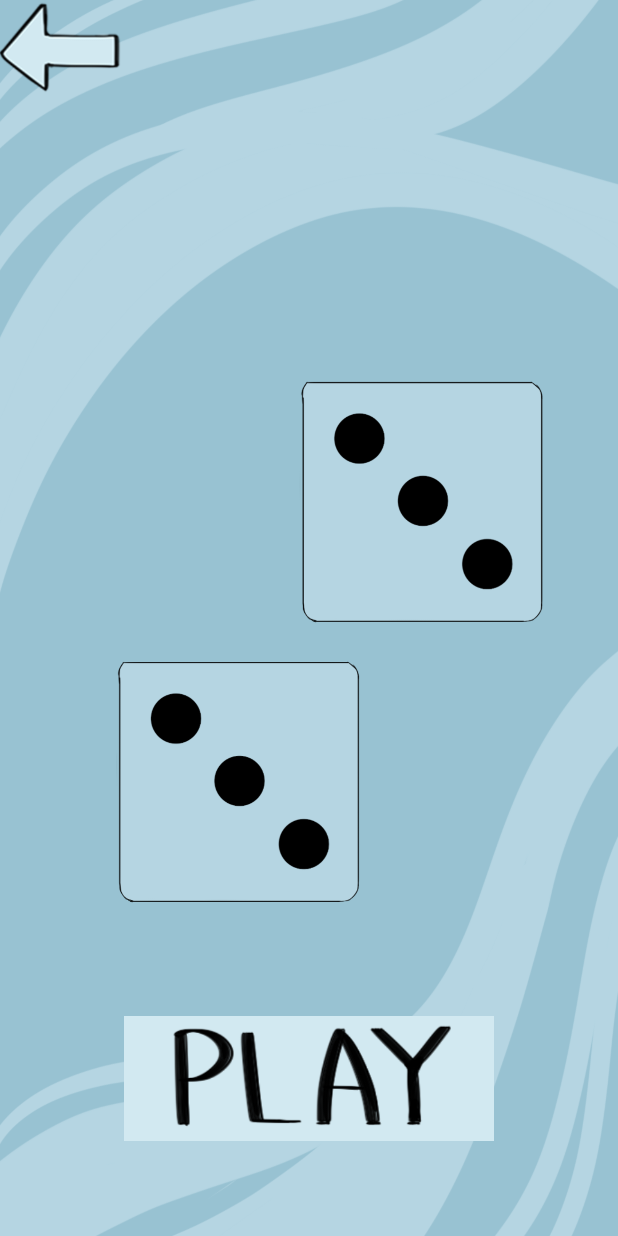
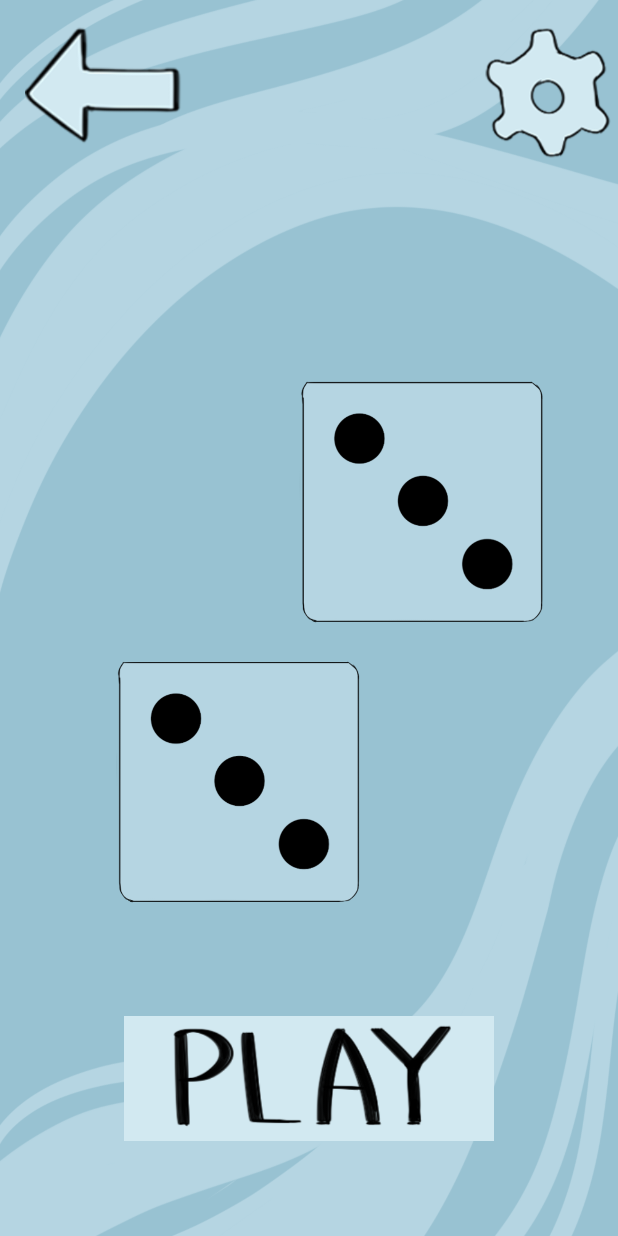
Before and after one commit to MDAsDEV/Kubiks, an Android app: the two_kubiks screen opened directly, with no data from a screen before it, on a phone screen of 412 x 824 dp. Run offline under Robolectric (Android 15) with nearby library versions, the phone set to English and light mode, and no system bars.

Commit message:
updating layout to make first screen comfortable to use from another screen

```diff
--- a/app/src/main/res/layout/activity_one_cubik.xml
+++ b/app/src/main/res/layout/activity_one_cubik.xml
@@ -20,7 +20,7 @@
         android:scaleX="0.85"
         android:scaleY="0.85"
         android:layout_marginTop="10dp"
-        android:layout_marginLeft="10dp"
+        android:layout_marginLeft="7dp"
         app:srcCompat="@drawable/backbutton" />
 
     <ImageButton
--- a/app/src/main/res/layout/activity_two_kubiks.xml
+++ b/app/src/main/res/layout/activity_two_kubiks.xml
@@ -8,22 +8,31 @@
     android:background="@drawable/backgroundsecw"
     tools:context=".two_kubiks"
     tools:ignore="ExtraText">
-
+    <ImageButton
+        android:layout_width="wrap_content"
+        android:layout_height="wrap_content"
+        android:scaleY="0.7"
+        android:scaleX="0.7"
+        android:layout_marginRight="-15dp"
+        android:adjustViewBounds="true"
+        android:layout_alignParentRight="true"
+        android:background="@null"
+        app:srcCompat="@drawable/settings"
+        ></ImageButton>
     <ImageButton
         android:id="@+id/bbutton"
-        android:layout_width="81dp"
-        android:layout_height="63dp"
+        android:layout_width="wrap_content"
+        android:layout_height="wrap_content"
         android:adjustViewBounds="true"
         android:background="@null"
-        android:contentDescription="@string/back_button_first"
+        android:contentDescription="@string/second_back_button"
         android:scaleType="fitCenter"
-        app:layout_constraintBottom_toBottomOf="parent"
-        app:layout_constraintEnd_toEndOf="parent"
-        app:layout_constraintHorizontal_bias="0.048"
-        app:layout_constraintStart_toStartOf="parent"
-        app:layout_constraintTop_toTopOf="parent"
-        app:layout_constraintVertical_bias="0.023"
+        android:scaleX="0.85"
+        android:scaleY="0.85"
+        android:layout_marginTop="10dp"
+        android:layout_marginLeft="7dp"
         app:srcCompat="@drawable/backbutton" />
+
 
     <ImageButton
         android:id="@+id/pbutton"
@@ -55,4 +64,5 @@
         tools:layout_editor_absoluteY="0dp"
         app:srcCompat="@drawable/diceuth" />
 
+
 </RelativeLayout>
```
